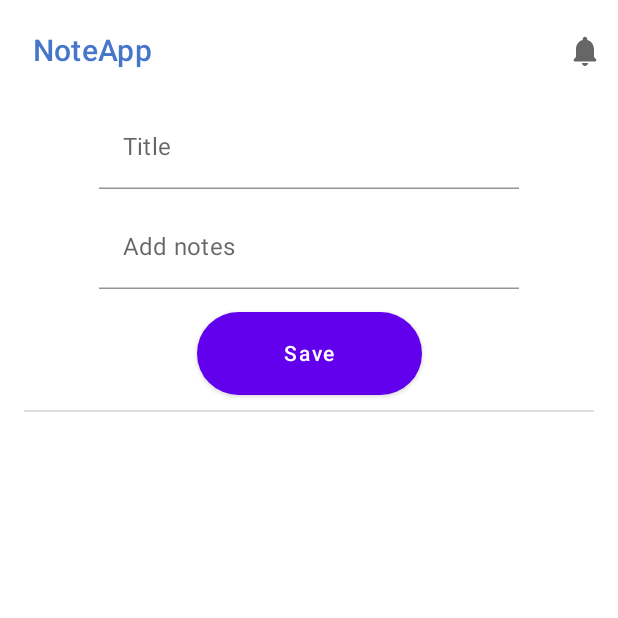
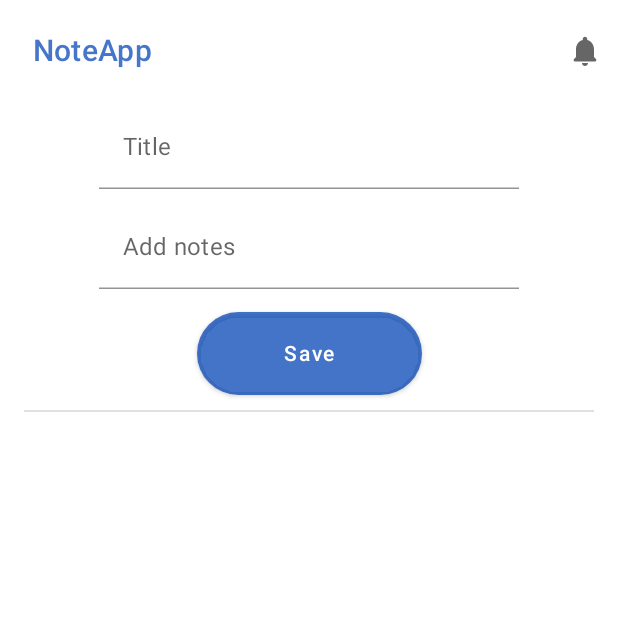
Before and after one commit to gianscapin/NoteApp, an Android app built with Jetpack Compose: the screen it shows after launch (MainActivity), on a phone screen of 412 x 824 dp, the top half of it. Run offline under Robolectric (Android 15) with nearby library versions, the phone set to English and light mode, and no system bars; our stand-ins replace Dagger/Hilt's generated code, Room's generated code, accompanist.

Commit message:
change system bar color

```diff
--- a/app/build.gradle
+++ b/app/build.gradle
@@ -80,4 +80,7 @@ dependencies {
     implementation 'org.jetbrains.kotlinx:kotlinx-coroutines-android:1.6.3'
     implementation 'org.jetbrains.kotlinx:kotlinx-coroutines-play-services:1.6.3'
 
+    // Status bar
+    implementation "com.google.accompanist:accompanist-systemuicontroller:0.24.11-rc"
+
 }
--- a/app/src/main/java/com/gscapin/noteapp/MainActivity.kt
+++ b/app/src/main/java/com/gscapin/noteapp/MainActivity.kt
@@ -8,13 +8,12 @@ import androidx.compose.foundation.layout.fillMaxSize
 import androidx.compose.material.MaterialTheme
 import androidx.compose.material.Surface
 import androidx.compose.material.Text
-import androidx.compose.runtime.Composable
-import androidx.compose.runtime.collectAsState
-import androidx.compose.runtime.mutableStateOf
-import androidx.compose.runtime.remember
+import androidx.compose.runtime.*
 import androidx.compose.ui.Modifier
+import androidx.compose.ui.graphics.Color
 import androidx.compose.ui.tooling.preview.Preview
 import androidx.lifecycle.viewmodel.compose.viewModel
+import com.google.accompanist.systemuicontroller.rememberSystemUiController
 import com.gscapin.noteapp.data.NotesDataSource
 import com.gscapin.noteapp.model.Note
 import com.gscapin.noteapp.screen.NoteScreen
@@ -29,6 +28,12 @@ class MainActivity : ComponentActivity() {
         setContent {
             NoteAppTheme {
                 // A surface container using the 'background' color from the theme
+                val systemUiController = rememberSystemUiController()
+                SideEffect {
+                    systemUiController.setSystemBarsColor(
+                        color = Color(0xC00949B8)
+                    )
+                }
                 Surface(
                     modifier = Modifier.fillMaxSize(),
                     color = MaterialTheme.colors.background
--- a/app/src/main/java/com/gscapin/noteapp/components/NoteComponents.kt
+++ b/app/src/main/java/com/gscapin/noteapp/components/NoteComponents.kt
@@ -55,8 +55,9 @@ fun NoteButton(
         shape = CircleShape,
         modifier = Modifier
             .height(55.dp)
-            .width(150.dp)
+            .width(150.dp),
+        colors = ButtonDefaults.buttonColors(backgroundColor = Color(0xC00949B8))
     ) {
-        Text(text = text)
+        Text(text = text, color = Color.White)
     }
 }
```
